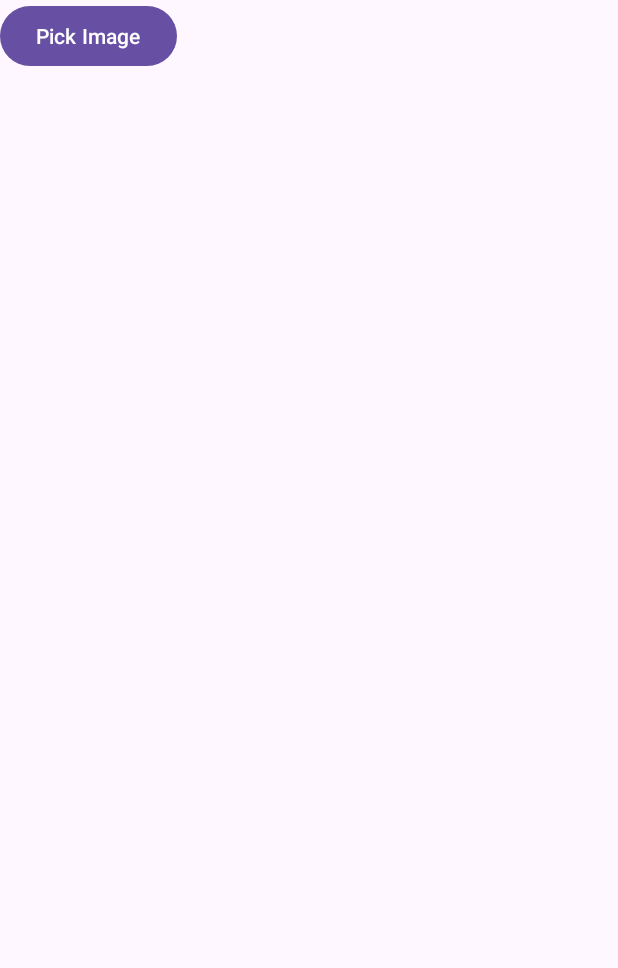
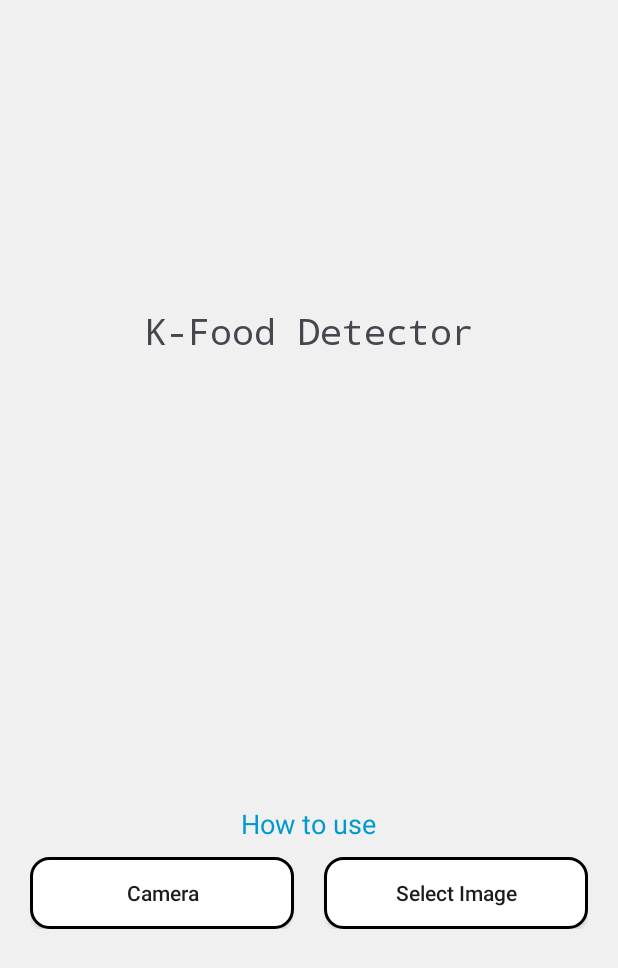
Before and after one commit to Raccoonjjang/K-food-Detector, an Android app: the screen it shows after launch (MainActivity), on a phone screen of 412 x 824 dp. Shown: the top 968 px of the screen. Run offline under Robolectric (Android 15) with nearby library versions, the phone set to English and light mode, and no system bars; libraries missing offline, so code that uses them is left out: com.google.mlkit.vision.

Commit message:
UI 작성완료

```diff
--- a/app/src/main/java/com/example/k_fooddetector/MainActivity.java
+++ b/app/src/main/java/com/example/k_fooddetector/MainActivity.java
@@ -29,8 +29,7 @@ public class MainActivity extends AppCompatActivity {
         permissionManager = new Permission_Manager(this);
         permissionManager.requestPermissions();
 
-        imageView = findViewById(R.id.imageView);
-        Button buttonPickImage = findViewById(R.id.buttonPickImage);
+        Button buttonPickImage = findViewById(R.id.btn_image);
 
         buttonPickImage.setOnClickListener(v -> openGallery());
     }
@@ -48,7 +47,6 @@ public class MainActivity extends AppCompatActivity {
             if (imageUri != null) {
                 try {
                     Bitmap bitmap = MediaStore.Images.Media.getBitmap(getContentResolver(), imageUri);
-                    imageView.setImageBitmap(bitmap); // 이미지 뷰에 이미지 표시
 
                     // InputImage로 변환
                     InputImage inputImage = InputImage.fromBitmap(bitmap, 0);
--- /dev/null
+++ b/app/src/main/res/drawable/button_round.xml
@@ -0,0 +1,12 @@
+<?xml version="1.0" encoding="utf-8"?>
+<shape xmlns:android="http://schemas.android.com/apk/res/android"
+    android:padding="10dp"
+    android:shape="rectangle" >
+    <solid android:color="#FFFFFF" />
+    <corners
+        android:bottomLeftRadius="12dp"
+        android:bottomRightRadius="12dp"
+        android:topLeftRadius="12dp"
+        android:topRightRadius="12dp" />
+    <stroke android:width="2dp" android:color="#000000" />
+</shape>
--- a/app/src/main/res/layout/activity_main.xml
+++ b/app/src/main/res/layout/activity_main.xml
@@ -1,25 +1,54 @@
 <LinearLayout xmlns:android="http://schemas.android.com/apk/res/android"
     android:layout_width="match_parent"
     android:layout_height="match_parent"
-    android:orientation="vertical">
+    android:orientation="vertical"
+    android:background="#F0F0F0"
+    android:gravity="center">
 
-    <Button
-        android:id="@+id/buttonPickImage"
+    <TextView
+        android:id="@+id/MainLogo"
         android:layout_width="wrap_content"
         android:layout_height="wrap_content"
-        android:text="Pick Image" />
-
-    <ImageView
-        android:id="@+id/imageView"
-        android:layout_width="match_parent"
-        android:layout_height="match_parent"
-        android:layout_marginTop="16dp"
-        android:scaleType="centerCrop" />
+        android:layout_marginBottom="300dp"
+        android:fontFamily="monospace"
+        android:textAllCaps="false"
+        android:text="K-Food Detector"
+        android:textSize="24sp" />
 
     <TextView
-        android:id="@+id/textView"
+        android:id="@+id/tv_help"
+        android:layout_width="wrap_content"
+        android:layout_height="wrap_content"
+        android:text="How to use"
+        android:textSize="18sp"
+        android:textColor="@android:color/holo_blue_dark"
+        android:clickable="true"
+        android:focusable="true" />
+    <LinearLayout
         android:layout_width="match_parent"
         android:layout_height="wrap_content"
-        android:text="TextView" />
+        android:orientation="horizontal"
+        android:paddingLeft="20dp"
+        android:layout_marginTop="10dp"
+        android:paddingRight="20dp">
+        <android.widget.Button
+            android:id="@+id/btn_camera"
+            android:layout_width="0dp"
+            android:layout_height="wrap_content"
+            android:background="@drawable/button_round"
+            android:layout_weight="1"
+            android:textAllCaps="false"
+            android:text="Camera" />
+        <android.widget.Button
+            android:id="@+id/btn_image"
+            android:layout_width="0dp"
+            android:layout_height="wrap_content"
+            android:background="@drawable/button_round"
+            android:layout_weight="1"
+            android:layout_marginStart="20dp"
+            android:textAllCaps="false"
+            android:text="Select Image" />
+
+    </LinearLayout>
 
 </LinearLayout>
```
